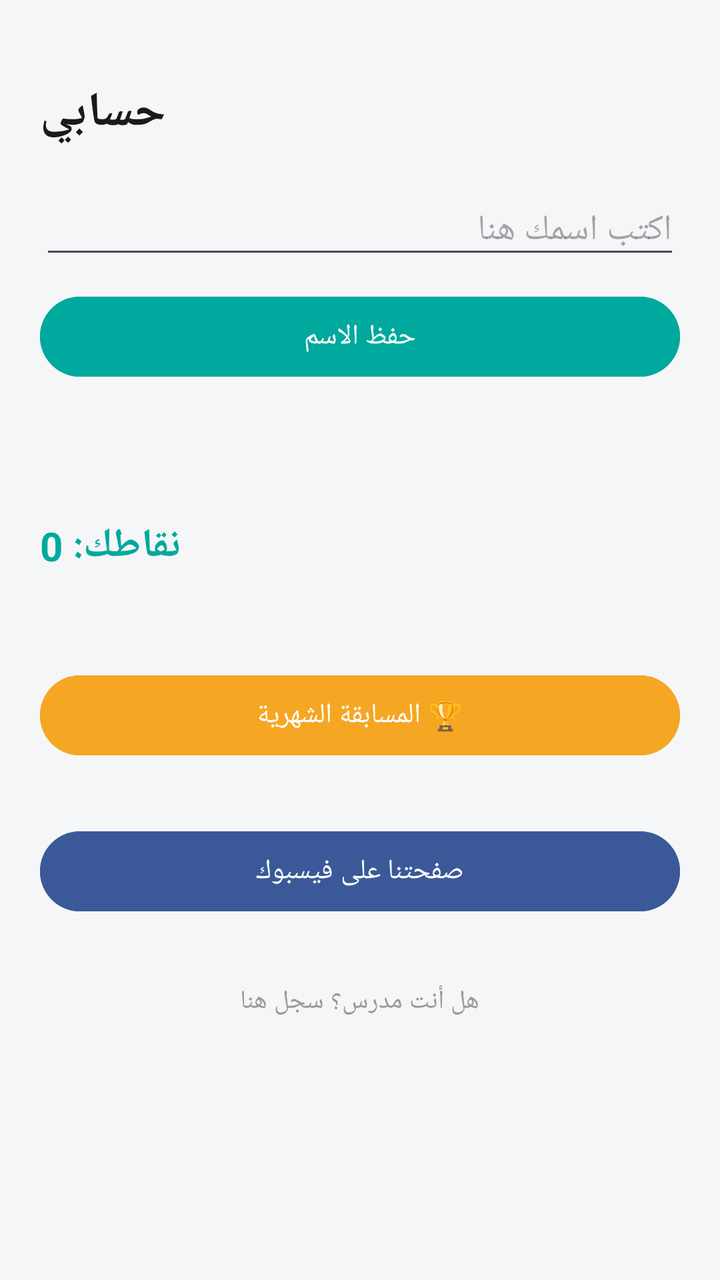
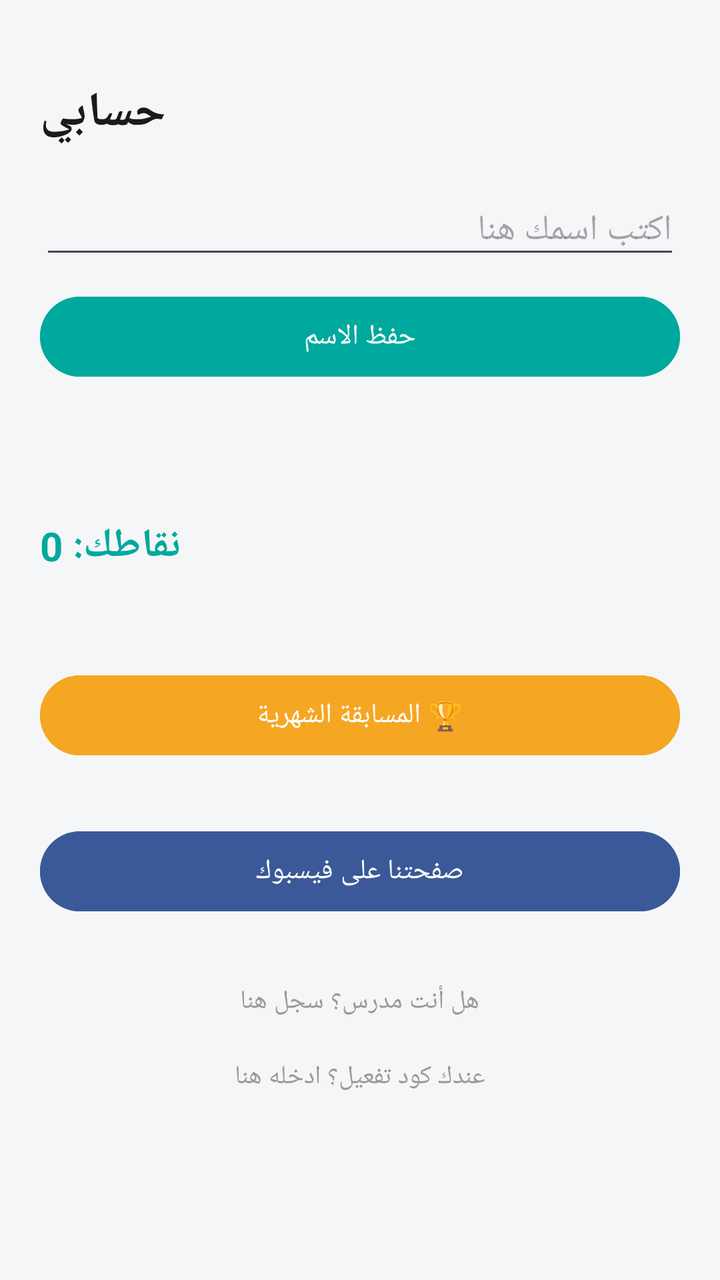

An Android layout rendered at two revisions. The XML below is the earlier revision; the diff shows what the commit changed to produce the second picture.
<!-- AndroidManifest.xml: application theme Theme.1Bac -->
<!-- res/layout/activity_account.xml -->
<?xml version="1.0" encoding="utf-8"?>
<ScrollView xmlns:android="http://schemas.android.com/apk/res/android"
    android:layout_width="match_parent"
    android:layout_height="match_parent"
    android:background="@color/bg_gray">

    <LinearLayout
        android:layout_width="match_parent"
        android:layout_height="wrap_content"
        android:orientation="vertical"
        android:padding="20dp">

        <TextView
            android:layout_width="wrap_content"
            android:layout_height="wrap_content"
            android:layout_marginTop="20dp"
            android:text="حسابي"
            android:textSize="24sp"
            android:textStyle="bold"
            android:textColor="@color/text_dark" />

        
        <EditText
            android:id="@+id/nameInput"
            android:layout_width="match_parent"
            android:layout_height="wrap_content"
            android:layout_marginTop="20dp"
            android:hint="اكتب اسمك هنا"
            android:textSize="18sp" />

        <Button
            android:id="@+id/saveNameButton"
            android:layout_width="match_parent"
            android:layout_height="wrap_content"
            android:layout_marginTop="10dp"
            android:text="حفظ الاسم"
            android:backgroundTint="@color/teal_primary" />

        <TextView
            android:id="@+id/welcomeText"
            android:layout_width="wrap_content"
            android:layout_height="wrap_content"
            android:layout_marginTop="20dp"
            android:text=""
            android:textSize="20sp"
            android:textStyle="bold"
            android:textColor="@color/text_dark" />

        
        <TextView
            android:id="@+id/pointsText"
            android:layout_width="wrap_content"
            android:layout_height="wrap_content"
            android:layout_marginTop="20dp"
            android:text="نقاطك: 0"
            android:textSize="20sp"
            android:textStyle="bold"
            android:textColor="@color/teal_primary" />
        <TextView
            android:id="@+id/lastLoginText"
            android:layout_width="wrap_content"
            android:layout_height="wrap_content"
            android:layout_marginTop="8dp"
            android:text=""
            android:textSize="14sp"
            android:textColor="#888888" />
        <Button
            android:id="@+id/leaderboardButton"
            android:layout_width="match_parent"
            android:layout_height="wrap_content"
            android:layout_marginTop="20dp"
            android:text="🏆 المسابقة الشهرية"
            android:backgroundTint="#F5A623" />

    
        <Button
            android:id="@+id/facebookButton"
            android:layout_width="match_parent"
            android:layout_height="wrap_content"
            android:layout_marginTop="30dp"
            android:text="صفحتنا على فيسبوك"
            android:backgroundTint="#3b5998" />

        
        <TextView
            android:id="@+id/teacherRegisterButton"
            android:layout_width="wrap_content"
            android:layout_height="wrap_content"
            android:layout_marginTop="24dp"
            android:layout_gravity="center"
            android:text="هل أنت مدرس؟ سجل هنا"
            android:textSize="13sp"
            android:textColor="#999999"
            android:padding="8dp" />

    </LinearLayout>
</ScrollView>
<!-- resources referenced by this layout -->
<resources>
  <color name="bg_gray">#F5F6F8</color>
  <color name="teal_primary">#00A99D</color>
  <color name="text_dark">#1A1A1A</color>
  <style name="Theme.1Bac" parent="Base.Theme.1Bac" />
  <style name="Base.Theme.1Bac" parent="Theme.Material3.DayNight.NoActionBar">
          
          
      </style>
</resources>

<!-- the commit's change to res/layout/activity_account.xml (unified diff, before → after) -->
@@ -93,5 +93,17 @@
             android:textColor="#999999"
             android:padding="8dp" />
 
+        
+        <TextView
+            android:id="@+id/teacherCodeButton"
+            android:layout_width="wrap_content"
+            android:layout_height="wrap_content"
+            android:layout_marginTop="4dp"
+            android:layout_gravity="center"
+            android:text="عندك كود تفعيل؟ ادخله هنا"
+            android:textSize="13sp"
+            android:textColor="#999999"
+            android:padding="8dp" />
+
     </LinearLayout>
 </ScrollView>
